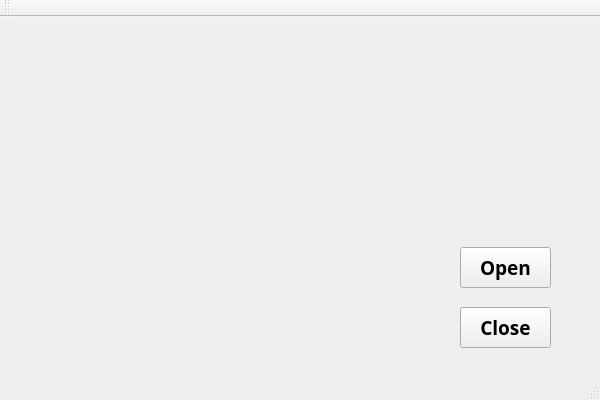
Qt form rgb_seg.ui (zjucsxxd/rgb_seg) before a commit.
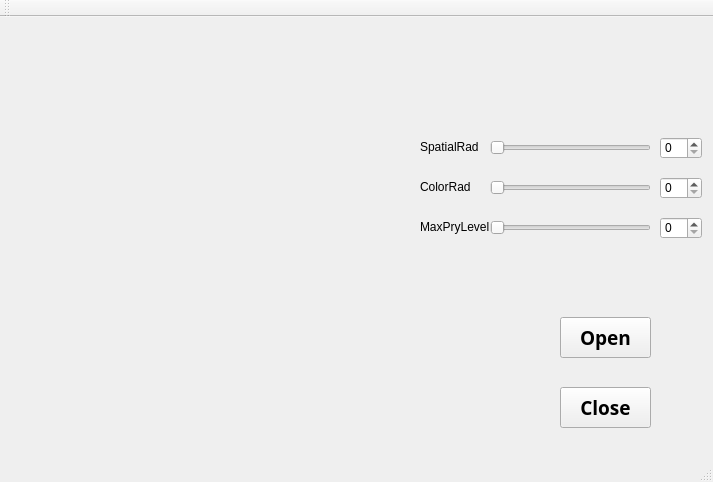
The same form after that commit.

Diff of the .ui file:
```diff
--- a/rgb_seg.ui
+++ b/rgb_seg.ui
@@ -2,12 +2,15 @@
 <ui version="4.0">
  <class>rgb_segClass</class>
  <widget class="QMainWindow" name="rgb_segClass">
+  <property name="enabled">
+   <bool>true</bool>
+  </property>
   <property name="geometry">
    <rect>
     <x>0</x>
     <y>0</y>
-    <width>600</width>
-    <height>400</height>
+    <width>713</width>
+    <height>482</height>
    </rect>
   </property>
   <property name="windowTitle">
@@ -17,8 +20,8 @@
    <widget class="QPushButton" name="Open">
     <property name="geometry">
      <rect>
-      <x>460</x>
-      <y>230</y>
+      <x>560</x>
+      <y>300</y>
       <width>91</width>
       <height>41</height>
      </rect>
@@ -38,8 +41,8 @@
    <widget class="QPushButton" name="Close">
     <property name="geometry">
      <rect>
-      <x>460</x>
-      <y>290</y>
+      <x>560</x>
+      <y>370</y>
       <width>91</width>
       <height>41</height>
      </rect>
@@ -56,6 +59,176 @@
      <string>Close</string>
     </property>
    </widget>
+   <widget class="QSlider" name="SpatialRad_Slider">
+    <property name="enabled">
+     <bool>true</bool>
+    </property>
+    <property name="geometry">
+     <rect>
+      <x>490</x>
+      <y>120</y>
+      <width>161</width>
+      <height>21</height>
+     </rect>
+    </property>
+    <property name="minimum">
+     <number>5</number>
+    </property>
+    <property name="orientation">
+     <enum>Qt::Horizontal</enum>
+    </property>
+   </widget>
+   <widget class="QLabel" name="Label">
+    <property name="enabled">
+     <bool>true</bool>
+    </property>
+    <property name="geometry">
+     <rect>
+      <x>420</x>
+      <y>120</y>
+      <width>71</width>
+      <height>20</height>
+     </rect>
+    </property>
+    <property name="text">
+     <string>SpatialRad</string>
+    </property>
+   </widget>
+   <widget class="QLabel" name="Qimage_Label">
+    <property name="geometry">
+     <rect>
+      <x>0</x>
+      <y>0</y>
+      <width>351</width>
+      <height>161</height>
+     </rect>
+    </property>
+    <property name="text">
+     <string/>
+    </property>
+   </widget>
+   <widget class="QLabel" name="Qimage_Label_2">
+    <property name="geometry">
+     <rect>
+      <x>0</x>
+      <y>220</y>
+      <width>351</width>
+      <height>161</height>
+     </rect>
+    </property>
+    <property name="text">
+     <string/>
+    </property>
+   </widget>
+   <widget class="QLabel" name="Label_2">
+    <property name="enabled">
+     <bool>true</bool>
+    </property>
+    <property name="geometry">
+     <rect>
+      <x>420</x>
+      <y>160</y>
+      <width>71</width>
+      <height>20</height>
+     </rect>
+    </property>
+    <property name="text">
+     <string>ColorRad</string>
+    </property>
+   </widget>
+   <widget class="QSlider" name="ColorRad_Slider">
+    <property name="enabled">
+     <bool>true</bool>
+    </property>
+    <property name="geometry">
+     <rect>
+      <x>490</x>
+      <y>160</y>
+      <width>161</width>
+      <height>21</height>
+     </rect>
+    </property>
+    <property name="minimum">
+     <number>5</number>
+    </property>
+    <property name="orientation">
+     <enum>Qt::Horizontal</enum>
+    </property>
+   </widget>
+   <widget class="QLabel" name="Label_3">
+    <property name="enabled">
+     <bool>true</bool>
+    </property>
+    <property name="geometry">
+     <rect>
+      <x>420</x>
+      <y>200</y>
+      <width>71</width>
+      <height>20</height>
+     </rect>
+    </property>
+    <property name="text">
+     <string>MaxPryLevel</string>
+    </property>
+   </widget>
+   <widget class="QSlider" name="maxPryLevel_Slider">
+    <property name="enabled">
+     <bool>true</bool>
+    </property>
+    <property name="geometry">
+     <rect>
+      <x>490</x>
+      <y>200</y>
+      <width>161</width>
+      <height>21</height>
+     </rect>
+    </property>
+    <property name="maximum">
+     <number>5</number>
+    </property>
+    <property name="orientation">
+     <enum>Qt::Horizontal</enum>
+    </property>
+   </widget>
+   <widget class="QSpinBox" name="SptialValue">
+    <property name="enabled">
+     <bool>true</bool>
+    </property>
+    <property name="geometry">
+     <rect>
+      <x>660</x>
+      <y>120</y>
+      <width>42</width>
+      <height>22</height>
+     </rect>
+    </property>
+   </widget>
+   <widget class="QSpinBox" name="ColorValue">
+    <property name="enabled">
+     <bool>true</bool>
+    </property>
+    <property name="geometry">
+     <rect>
+      <x>660</x>
+      <y>160</y>
+      <width>42</width>
+      <height>22</height>
+     </rect>
+    </property>
+   </widget>
+   <widget class="QSpinBox" name="PryLevelValue">
+    <property name="enabled">
+     <bool>true</bool>
+    </property>
+    <property name="geometry">
+     <rect>
+      <x>660</x>
+      <y>200</y>
+      <width>42</width>
+      <height>22</height>
+     </rect>
+    </property>
+   </widget>
   </widget>
   <widget class="QMenuBar" name="menuBar">
    <property name="geometry">
```
Left out of the diff: 14 changed lines with no effect on the pictures.
